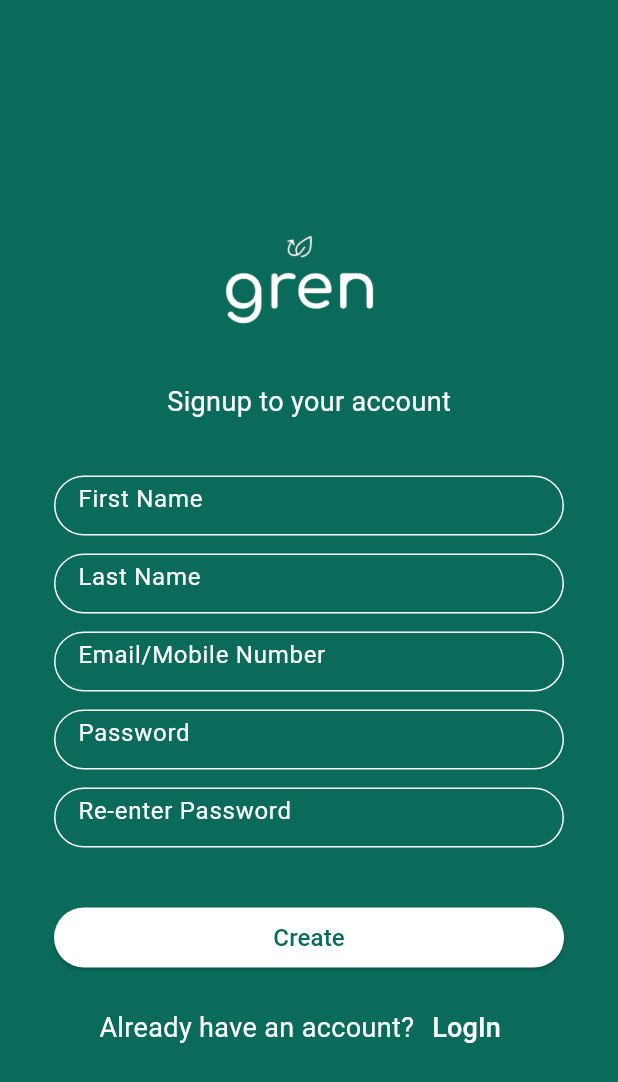
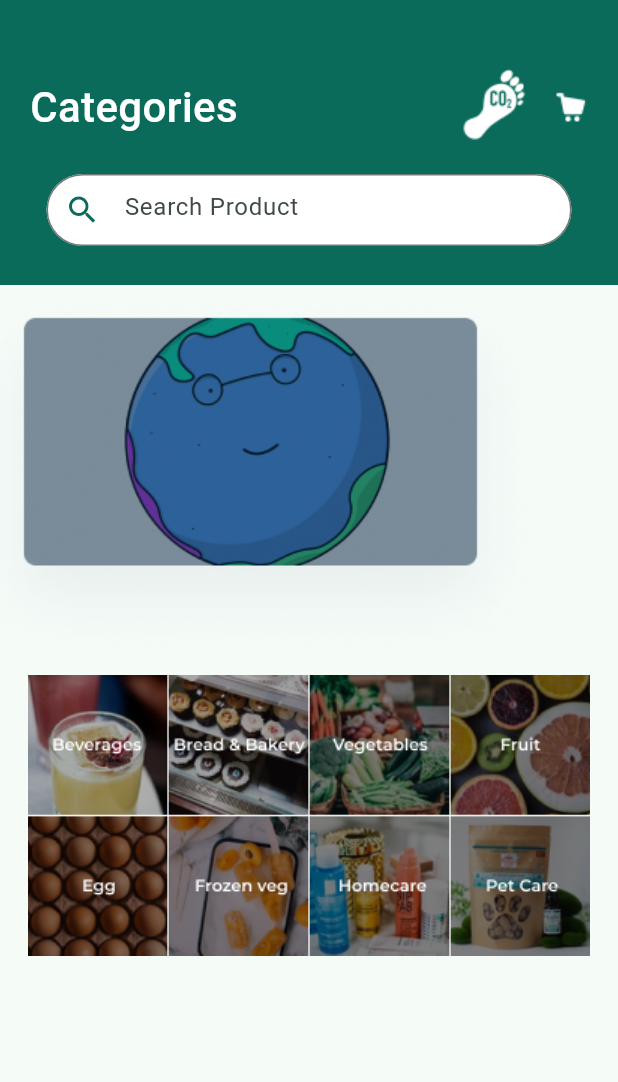
Before and after one commit to ayush80942/gren, a Flutter app: the SignUpScreen screen opened directly, after a tap on "Create", on a phone screen of 412 x 824 dp. Shown: the top 1082 px of the screen. Run offline on Flutter 3.47's test engine with Material 3 defaults, Android fonts, the phone set to English and light mode, and no system bars.

Commit message:
dashboard page

```diff
--- /dev/null
+++ b/lib/screens/dashboard.dart
@@ -0,0 +1,86 @@
+import 'package:flutter/cupertino.dart';
+import 'package:flutter/material.dart';
+
+class DashboardScreen extends StatefulWidget {
+  const DashboardScreen({super.key});
+
+  @override
+  State<DashboardScreen> createState() => _DashboardScreenState();
+}
+
+class _DashboardScreenState extends State<DashboardScreen> {
+  @override
+  Widget build(BuildContext context) {
+    return Scaffold(
+      body: Column(
+        children: [
+          Container(
+            padding: EdgeInsets.all(20),
+            color: Theme.of(context).colorScheme.primary,
+            height: 190,
+            width: double.infinity,
+            child: Column(
+              children: [
+                SizedBox(
+                  height: 20,
+                ),
+                Row(
+                  children: [
+                    Text('Categories',
+                    style: TextStyle(
+                      color: Colors.white,
+                      fontSize: 28,
+                      fontWeight: FontWeight.w500,
+                    ),),
+                    Spacer(),
+                    Image.asset('assets/images/foot.png'),
+                    SizedBox(width: 12),
+                    Image.asset('assets/images/cart.png'),
+                  ],
+                ),
+                SizedBox(
+                  height: 14,
+                ),
+                Container(
+                  width: 350,
+                  height: 48,
+                  decoration: BoxDecoration(
+                    borderRadius: BorderRadius.circular(30),
+                    color: Colors.white,
+                  ),
+                  child: TextField(
+                    decoration: InputDecoration(
+                      prefixIcon: const Icon(Icons.search),
+                      prefixIconColor: Theme.of(context).colorScheme.primary,
+                      hintText: 'Search Product',
+                      border: OutlineInputBorder(
+                        borderSide: const BorderSide(width: 0),
+                        borderRadius: BorderRadius.circular(30),
+                      ),
+                    ),
+                  ),
+                ),
+              ],
+            ),
+          ),
+          Container(
+            child: SingleChildScrollView(
+              child: Column(
+                children: [
+                  Container(
+                    child: Row(
+                      children: [
+                        Image.asset('assets/images/Rectangle.png',),
+                      ],
+                    ),
+                  ),
+                  Container(child: Image.asset('assets/images/categories.png', width: double.infinity,),),
+                ],
+              ),
+            ),
+          ),
+        ],
+      ),
+    );
+  }
+}
--- a/lib/screens/signup.dart
+++ b/lib/screens/signup.dart
@@ -1,4 +1,5 @@
 import 'package:flutter/material.dart';
+import 'package:gren/screens/dashboard.dart';
 import 'package:gren/screens/login.dart';
 
 class SignUpScreen extends StatefulWidget {
@@ -157,7 +158,7 @@ class _SignUpScreenState extends State<SignUpScreen> {
             SizedBox(height: 36),
             ElevatedButton(
               onPressed: () {
-
+                Navigator.push(context, MaterialPageRoute(builder: (context) => DashboardScreen(),),);
               },
               style: ElevatedButton.styleFrom(
                 fixedSize: Size.fromWidth(340),
```
Also changed, not shown: lib/screens/login.dart (+7 -4 lines), assets/images/Rectangle.png (added), assets/images/cart.png (added), assets/images/categories.png (added), assets/images/foot.png (added), assets/images/gren_logo.png, lib/screens/otp.dart (added), lib/widgets/button.dart (added).
